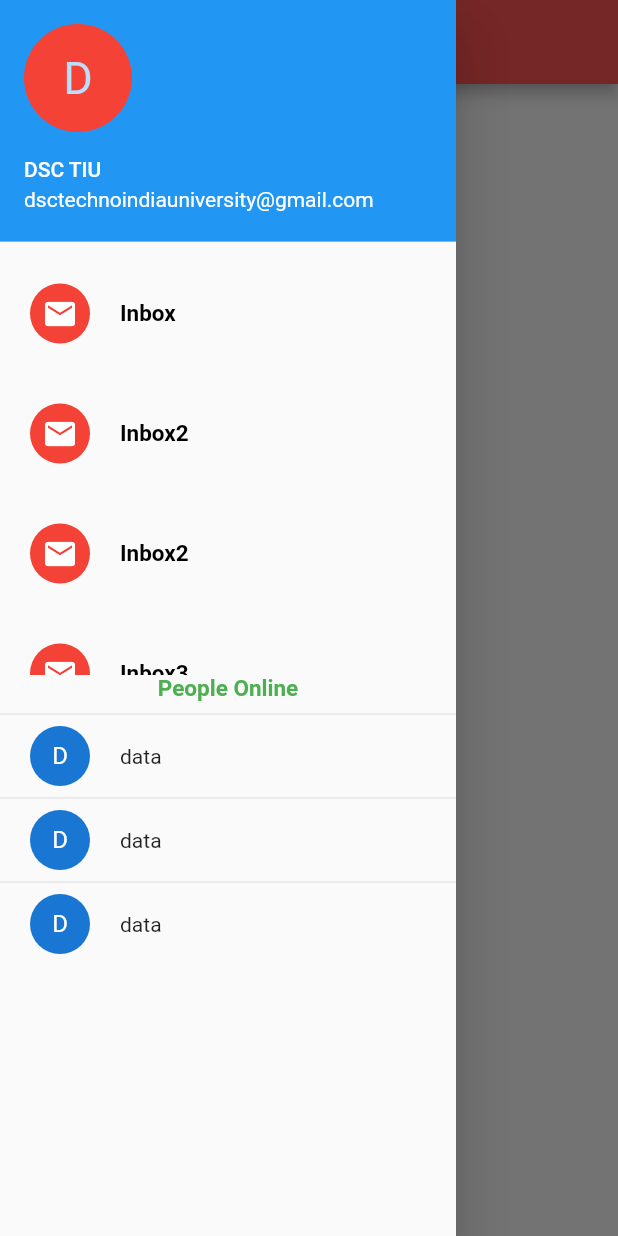
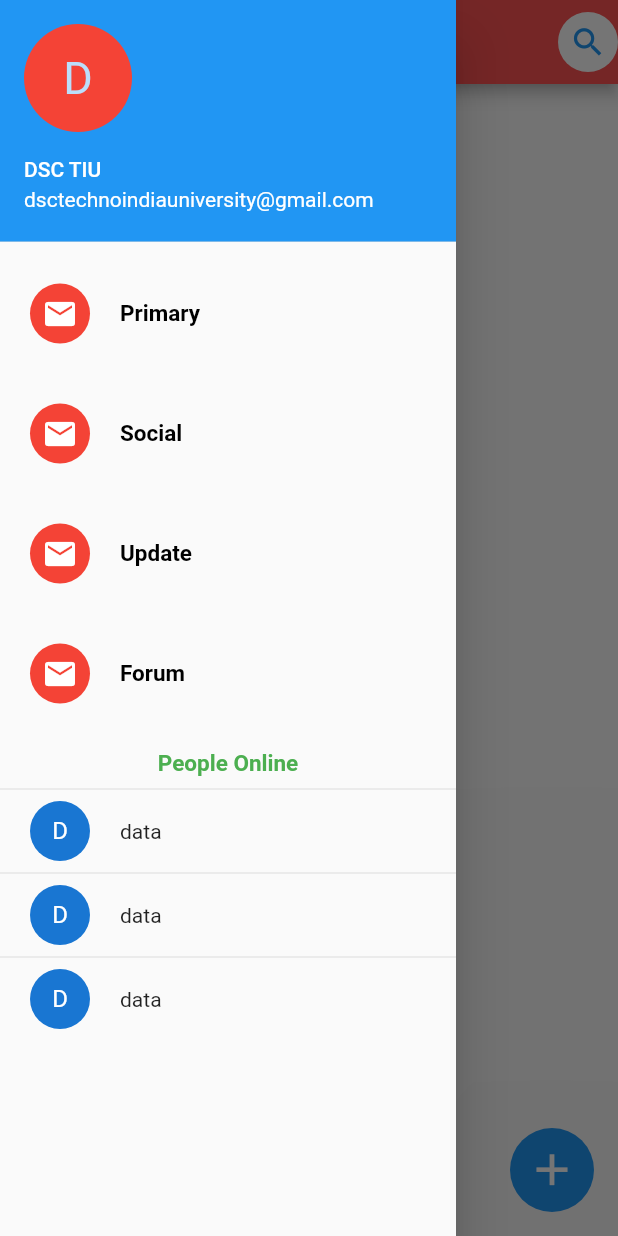
Before and after one commit to dsc-tiu/flutter_layout, a Flutter app: the screen it shows after launch, with the side drawer open, on a phone screen of 412 x 824 dp. Run offline on Flutter 3.47's test engine with Material 2 defaults, Android fonts, the phone set to English and light mode, and no system bars.

Commit message:
little update

```diff
--- a/lib/drawyer.dart
+++ b/lib/drawyer.dart
@@ -6,7 +6,7 @@ class Account extends StatelessWidget {
     return CustomScrollView(
       slivers: <Widget>[
         SliverFixedExtentList(
-              itemExtent: 450.0,
+          itemExtent: 500.0,
           delegate: SliverChildListDelegate([
             Container(
                 child: ListView(
@@ -15,20 +15,30 @@ class Account extends StatelessWidget {
                   accountName: Text("DSC TIU"),
                   accountEmail: Text("dsctechnoindiauniversity@gmail.com"),
                   currentAccountPicture: CircleAvatar(
-                child: Text("D",style:TextStyle(fontSize:30.0,)),
+                    child: Text("D",
+                        style: TextStyle(
+                          fontSize: 30.0,
+                        )),
                     backgroundColor: Colors.red,
-              ),),
+                  ),
+                ),
                 Container(
                   padding: EdgeInsets.all(20.0),
                   child: Row(
                     children: <Widget>[
                       CircleAvatar(
                           backgroundColor: Colors.red,
-                          child: Icon(Icons.mail,color: Colors.white,)
-                        ),
+                          child: Icon(
+                            Icons.mail,
+                            color: Colors.white,
+                          )),
                       Container(
                         padding: EdgeInsets.only(left: 20.0),
-                          child: Text("Inbox",style:TextStyle(color: Colors.black,fontSize:15.0,fontWeight: FontWeight.bold)),
+                        child: Text("Primary",
+                            style: TextStyle(
+                                color: Colors.black,
+                                fontSize: 15.0,
+                                fontWeight: FontWeight.bold)),
                       )
                     ],
                   ),
@@ -39,11 +49,17 @@ class Account extends StatelessWidget {
                     children: <Widget>[
                       CircleAvatar(
                           backgroundColor: Colors.red,
-                          child: Icon(Icons.mail,color: Colors.white,)
-                        ),
+                          child: Icon(
+                            Icons.mail,
+                            color: Colors.white,
+                          )),
                       Container(
                         padding: EdgeInsets.only(left: 20.0),
-                          child: Text("Inbox2",style:TextStyle(color: Colors.black,fontSize:15.0,fontWeight: FontWeight.bold)),
+                        child: Text("Social",
+                            style: TextStyle(
+                                color: Colors.black,
+                                fontSize: 15.0,
+                                fontWeight: FontWeight.bold)),
                       )
                     ],
                   ),
@@ -54,11 +70,17 @@ class Account extends StatelessWidget {
                     children: <Widget>[
                       CircleAvatar(
                           backgroundColor: Colors.red,
-                          child: Icon(Icons.mail,color: Colors.white,)
-                        ),
+                          child: Icon(
+                            Icons.mail,
+                            color: Colors.white,
+                          )),
                       Container(
                         padding: EdgeInsets.only(left: 20.0),
-                          child: Text("Inbox2",style:TextStyle(color: Colors.black,fontSize:15.0,fontWeight: FontWeight.bold)),
+                        child: Text("Update",
+                            style: TextStyle(
+                                color: Colors.black,
+                                fontSize: 15.0,
+                                fontWeight: FontWeight.bold)),
                       )
                     ],
                   ),
@@ -69,33 +91,23 @@ class Account extends StatelessWidget {
                     children: <Widget>[
                       CircleAvatar(
                           backgroundColor: Colors.red,
-                          child: Icon(Icons.mail,color: Colors.white,)
-                        ),
+                          child: Icon(
+                            Icons.mail,
+                            color: Colors.white,
+                          )),
                       Container(
                         padding: EdgeInsets.only(left: 20.0),
-                          child: Text("Inbox3",style:TextStyle(color: Colors.black,fontSize:15.0,fontWeight: FontWeight.bold)),
-                        )
-                      ],
-                    ),
-                  ),
-                  Container(
-                    padding: EdgeInsets.all(20.0),
-                    child: Row(
-                      children: <Widget>[
-                        CircleAvatar(
-                          backgroundColor: Colors.red,
-                          child: Icon(Icons.mail,color: Colors.white,)
-                        ),
-                        Container(
-                          padding: EdgeInsets.only(left: 20.0),
-                          child: Text("Inbox4",style:TextStyle(color: Colors.black,fontSize:15.0,fontWeight: FontWeight.bold)),
+                        child: Text("Forum",
+                            style: TextStyle(
+                                color: Colors.black,
+                                fontSize: 15.0,
+                                fontWeight: FontWeight.bold)),
                       )
                     ],
                   ),
                 )
               ],
-                  )
-                ),
+            )),
           ]),
         ),
         // Divider(),
@@ -105,12 +117,14 @@ class Account extends StatelessWidget {
             Container(
               child: ListView(
                 children: <Widget>[
-                      Text("People Online",
+                  Text(
+                    "People Online",
                     style: TextStyle(
                         fontWeight: FontWeight.bold,
                         color: Colors.green,
                         fontSize: 15.0),
-                        textAlign: TextAlign.center,),
+                    textAlign: TextAlign.center,
+                  ),
                   Divider(),
                   Container(
                     padding: EdgeInsets.only(left: 20.0),
--- a/lib/main.dart
+++ b/lib/main.dart
@@ -20,6 +20,12 @@ class _LayoutAppState extends State<LayoutApp> {
       appBar: AppBar(
         backgroundColor: Colors.redAccent,
         title: Text("Layout Learning"),
+        actions: <Widget>[
+          CircleAvatar(
+            child: Icon(Icons.search,size: 25.0,color: Colors.blue,),
+            backgroundColor: Colors.white,
+          ),
+        ],
       ),
       drawer: Drawer(
         child: Account(),
@@ -30,6 +36,11 @@ class _LayoutAppState extends State<LayoutApp> {
          Client(),
          Client(),
         ],
+      ),
+      floatingActionButton: FloatingActionButton(
+        backgroundColor: Colors.blue,
+        elevation: 540.0,
+        child: Icon(Icons.add,color:Colors.white,size:35.0),
       ),
     );
   }
```
Lines whose indentation alone changed are shown as unchanged.
